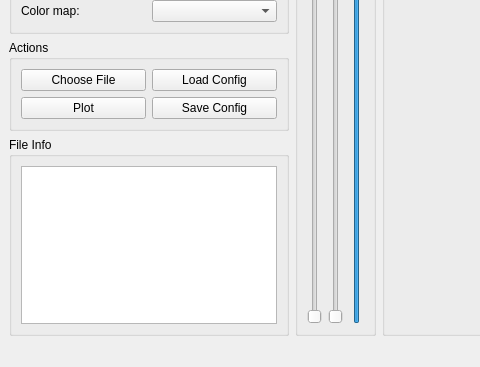
This is rsrc/mainwindow.ui in xaratustrah/iqgui as Qt 5 draws it before an edit; both pictures show x 0 to 480 and y 339 to 706 of the 1114 by 706 pixel window. The edited form follows.
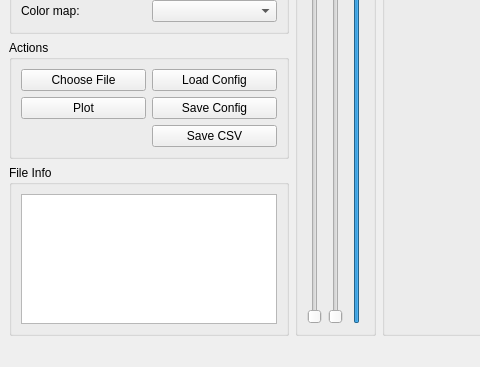
This is the edited form. Icons and pictures are not drawn. Custom widgets are drawn as their Qt base class.

Patch:
```diff
--- a/rsrc/mainwindow.ui
+++ b/rsrc/mainwindow.ui
@@ -219,6 +219,13 @@
          <string>Actions</string>
         </property>
         <layout class="QGridLayout" name="gridLayout_4">
+         <item row="3" column="1">
+          <widget class="QPushButton" name="pushButton_save_csv">
+           <property name="text">
+            <string>Save CSV</string>
+           </property>
+          </widget>
+         </item>
          <item row="0" column="1">
           <widget class="QPushButton" name="pushButton_load_conf">
            <property name="text">
```
Left out of the diff: 2 changed lines with no effect on the pictures.
